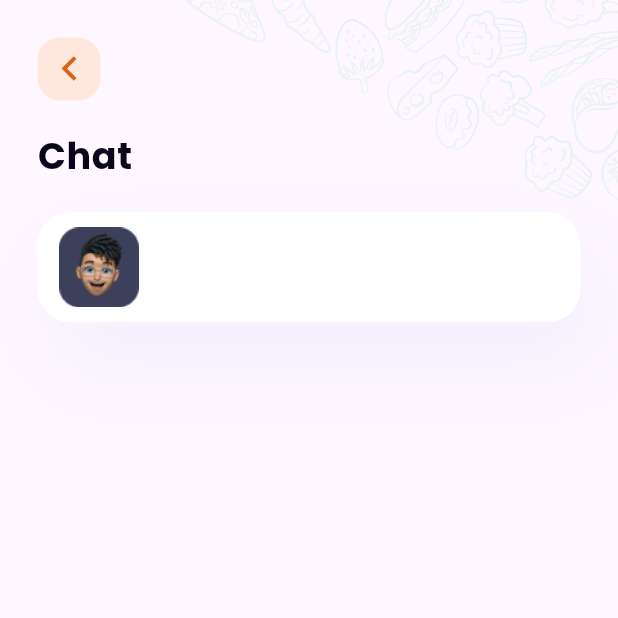
After one commit to FarmSwapPH/farmswap-v2, a Flutter app: the screen it shows after launch, on a phone screen of 412 x 824 dp, the top half of it. The commit adds this screen. Run offline on Flutter 3.47's test engine with Material 2 defaults, Android fonts, the phone set to English and light mode, and no system bars; our stand-ins replace flutter_svg, google_fonts, pin_code_fields; project files that could hold a hidden picture were left out.

Commit message:
feat: Get started for dev day

```diff
--- /dev/null
+++ b/flutter_launcher_icons.yaml
@@ -0,0 +1,14 @@
+flutter_launcher_icons:
+  android: "launcher_icon"
+  ios: false
+  image_path: "assets/images/logo/logo.png"
+  min_sdk_android: 21 # android min sdk min:16, default 21
+  web:
+    generate: true
+    image_path: "assets/images/logo/logo.png"
+    background_color: "#FFFFFF"
+    theme_color: "#15BE77"
+  windows:
+    generate: true
+    image_path: "assets/images/logo/logo.png"
+    icon_size: 48 # min:48, max:256, default: 48
--- a/lib/main.dart
+++ b/lib/main.dart
@@ -1,3 +1,4 @@
+import 'package:farmswap_v2/src/features/chat/presentation/chat_screen.dart';
 import 'package:farmswap_v2/src/providers/user_provider.dart';
 import 'package:flutter/material.dart';
 import 'package:provider/provider.dart';
@@ -23,7 +24,7 @@ class MyApp extends StatelessWidget {
         providers: [
           ChangeNotifierProvider(create: (_) => UserProvider()),
         ],
-        child: const SplashScreen(),
+        child: const ChatScreen(),
       ),
     );
   }
--- a/lib/src/constants/typography.dart
+++ b/lib/src/constants/typography.dart
@@ -50,7 +50,7 @@ Text screenTitle({required String value, required double height}) {
     style: GoogleFonts.poppins(
       textStyle: TextStyle(
         color: const Color(0xFF09051C),
-        fontSize: 24 / height,
+        fontSize: 24 / 812 * height,
         fontWeight: FontWeight.bold,
         letterSpacing: 0.50,
       ),
--- /dev/null
+++ b/lib/src/features/chat/presentation/chat_screen.dart
@@ -0,0 +1,85 @@
+import 'package:farmswap_v2/src/constants/colors.dart';
+import 'package:flutter/material.dart';
+import 'package:flutter_svg/flutter_svg.dart';
+
+import '../../../common_widgets/farm_swap_buttons/farmswap_back_arrow_button.dart';
+import '../../../constants/typography.dart';
+
+class ChatScreen extends StatelessWidget {
+  const ChatScreen({super.key});
+
+  @override
+  Widget build(BuildContext context) {
+    final height = MediaQuery.of(context).size.height;
+    final width = MediaQuery.of(context).size.width;
+    return Scaffold(
+      resizeToAvoidBottomInset: true,
+      body: SafeArea(
+        child: SizedBox(
+          height: height,
+          width: width,
+          child: Stack(
+            children: [
+              Positioned.fill(
+                top: 0,
+                right: 0,
+                child: SvgPicture.asset(
+                  "assets/svg/bio/bio-pattern.svg",
+                  fit: BoxFit.cover,
+                ),
+              ),
+              Positioned(
+                child: Container(
+                  padding: const EdgeInsets.all(25),
+                  child: Column(
+                    crossAxisAlignment: CrossAxisAlignment.start,
+                    children: [
+                      const FarmSwapBackArrowButton(),
+                      SizedBox(height: height * 0.024),
+                      screenTitle(value: "Chat", height: height),
+                      SizedBox(height: height * 0.024),
+                      Container(
+                        height: height * 0.089,
+                        width: width,
+                        padding: const EdgeInsets.all(10),
+                        decoration: ShapeDecoration(
+                          color: Colors.white,
+                          shape: RoundedRectangleBorder(
+                            borderRadius: BorderRadius.circular(22),
+                          ),
+                          shadows: const [
+                            BoxShadow(
+                              color: Color(0x115A6CEA),
+                              blurRadius: 50,
+                              offset: Offset(12, 26),
+                              spreadRadius: 0,
+                            )
+                          ],
+                        ),
+                        child: Row(
+                          children: [
+                            Container(
+                              decoration: BoxDecoration(
+                                // color: FarmSwapGreen.normalGreen,
+                                borderRadius: BorderRadius.circular(16),
+                              ),
+                              width: 62,
+                              height: 62,
+                              child: Align(
+                                child: Image.asset("assets/images/person.png"),
+                              ),
+                            ),
+                          ],
+                        ),
+                      )
+                    ],
+                  ),
+                ),
+              ),
+            ],
+          ),
+        ),
+      ),
+    );
+  }
+}
--- a/pubspec.yaml
+++ b/pubspec.yaml
@@ -13,6 +13,7 @@ dependencies:
   google_fonts: ^5.1.0
   provider: ^6.0.5
   pin_code_fields: ^8.0.1
+  flutter_launcher_icons: ^0.13.1
 
 dev_dependencies:
   flutter_test:
```
Also changed, not shown: assets/images/logo/logo.png (added), assets/images/person.png (added), pubspec.lock, 12 other files.
